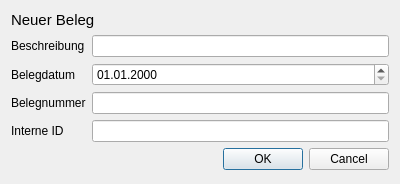
The window that document.ui (lippit/aussackler) describes before a commit, drawn with Qt 5.
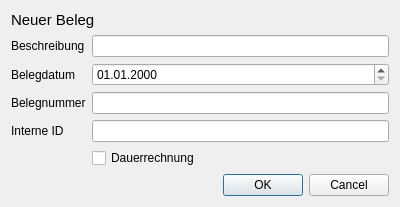
The same window after the commit.

Commit message: Add recurring invoices

Patch:
```diff
--- a/document.ui
+++ b/document.ui
@@ -7,7 +7,7 @@
     <x>0</x>
     <y>0</y>
     <width>400</width>
-    <height>184</height>
+    <height>203</height>
    </rect>
   </property>
   <property name="windowTitle">
@@ -78,6 +78,13 @@
        </property>
       </widget>
      </item>
+     <item row="5" column="1">
+      <widget class="QCheckBox" name="recurring">
+       <property name="text">
+        <string>Dauerrechnung</string>
+       </property>
+      </widget>
+     </item>
     </layout>
    </item>
    <item>
```
Left out of the diff: 20 changed lines with no effect on the pictures. The commit also changes 9 other files.
